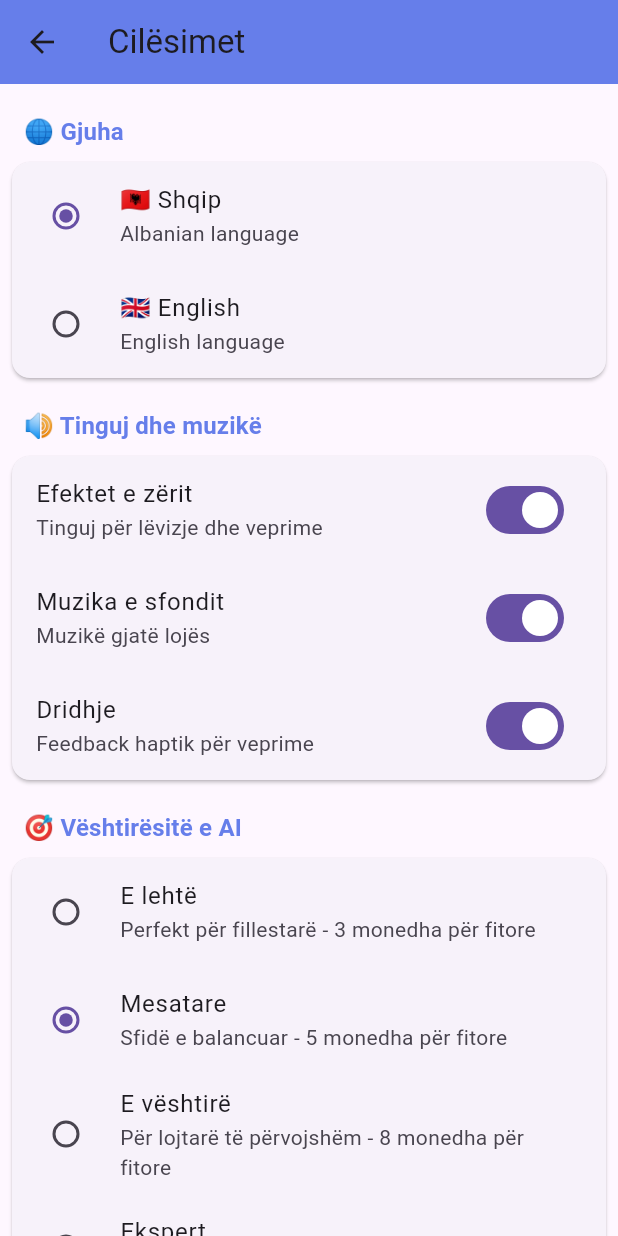
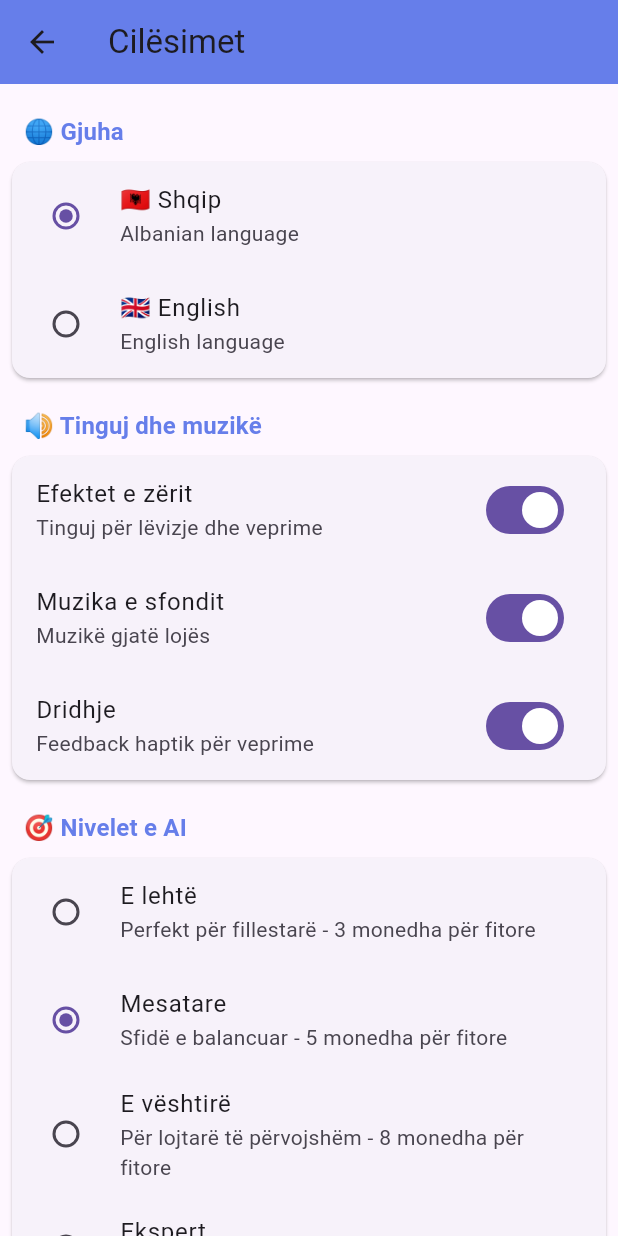
Before and after one commit to ShabanEjupi/TokerrGjiks, a Flutter app: the SettingsScreen screen opened by its route, on a phone screen of 412 x 824 dp. Run offline on Flutter 3.47's test engine with Material 3 defaults, Android fonts, the phone set to English and light mode, and no system bars; our stand-ins replace audioplayers, confetti, connectivity_plus, fl_chart, flutter_colorpicker, flutter_local_notifications and 7 more; missing offline and left inert: network_info_plus; accounts and stored records are empty; statements that could not run were skipped.

Commit message:
📖 Update difficulty terminology to 'nivel' in home and statistics screens

```diff
--- a/tokerrgjik_mobile/lib/screens/home_screen.dart
+++ b/tokerrgjik_mobile/lib/screens/home_screen.dart
@@ -517,7 +517,7 @@ class _HomeScreenState extends State<HomeScreen> {
       context: context,
       builder: (context) {
         return AlertDialog(
-          title: const Text('Zgjedh vështirësinë'),
+          title: const Text('Zgjedh nivelin'),
           content: Column(
             mainAxisSize: MainAxisSize.min,
             children: [
--- a/tokerrgjik_mobile/lib/screens/settings_screen.dart
+++ b/tokerrgjik_mobile/lib/screens/settings_screen.dart
@@ -95,7 +95,7 @@ class SettingsScreen extends StatelessWidget {
               // Difficulty Settings
               _buildSection(
                 context,
-                title: '🎯 Vështirësitë e AI',
+                title: '🎯 Nivelet e AI',
                 children: [
                   RadioListTile<String>(
                     title: const Text('E lehtë'),
--- a/tokerrgjik_mobile/lib/screens/statistics_screen.dart
+++ b/tokerrgjik_mobile/lib/screens/statistics_screen.dart
@@ -330,7 +330,7 @@ class _StatisticsScreenState extends State<StatisticsScreen> {
             const Divider(),
             _buildStatRow('⭐ Niveli', level.toString()),
             const Divider(),
-            _buildStatRow('🎯 Vështirësia', _getDifficultyName(profile.difficulty)),
+            _buildStatRow('🎯 Niveli i vështirësisë', _getDifficultyName(profile.difficulty)),
           ],
         ),
       ),
```
